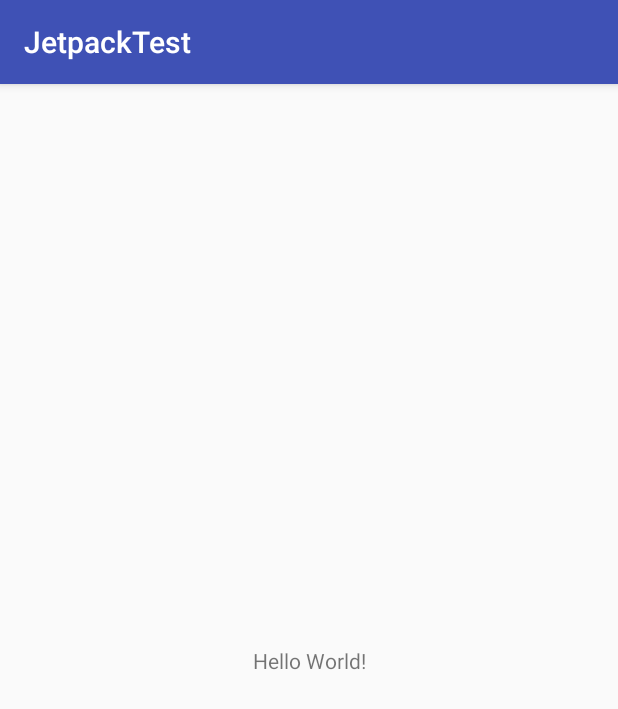
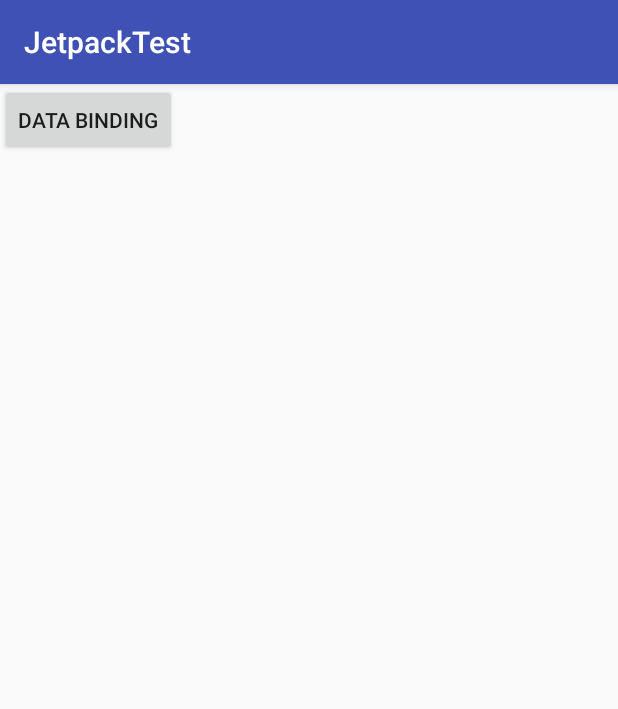
Before and after one commit to IamKing/JetpackTest, an Android app: the screen it shows after launch (MainActivity), on a phone screen of 412 x 824 dp. Shown: the top 709 px of the screen. Run offline under Robolectric (Android 15) with nearby library versions, the phone set to English and light mode, and no system bars.

Commit message:
IDE: AS 3.3 canary 3 & Data Binding

```diff
--- a/app/src/main/AndroidManifest.xml
+++ b/app/src/main/AndroidManifest.xml
@@ -9,14 +9,17 @@
         android:label="@string/app_name"
         android:roundIcon="@mipmap/ic_launcher_round"
         android:supportsRtl="true"
+        android:name=".App"
         android:theme="@style/AppTheme">
         <activity android:name=".MainActivity">
             <intent-filter>
+                <action android:name="android.intent.action.VIEW"/>
                 <action android:name="android.intent.action.MAIN" />
-
                 <category android:name="android.intent.category.LAUNCHER" />
             </intent-filter>
         </activity>
+
+        <activity android:name=".databinding.DataBindingActivity"/>
     </application>
 
 </manifest>
--- /dev/null
+++ b/app/src/main/java/com/curious/jetpacktest/App.kt
@@ -0,0 +1,12 @@
+package com.curious.jetpacktest
+
+import androidx.multidex.MultiDexApplication
+
+class App:MultiDexApplication(){
+
+
+    override fun onCreate() {
+        super.onCreate()
+
+    }
+}
--- /dev/null
+++ b/app/src/main/java/com/curious/jetpacktest/databinding/User.kt
@@ -0,0 +1,3 @@
+package com.curious.jetpacktest.databinding
+
+data class User(val firstname:String, val lastname:String, val age:Int)
--- a/app/src/main/res/layout/activity_main.xml
+++ b/app/src/main/res/layout/activity_main.xml
@@ -6,16 +6,14 @@
     android:layout_height="match_parent"
     tools:context=".MainActivity">
 
-
-
-    <TextView
+    <Button
+        android:id="@+id/data_bind_btn"
+        android:onClick="doOnClick"
+        android:text="Data Binding"
+        app:layout_constraintLeft_toLeftOf="parent"
+        app:layout_constraintTop_toTopOf="parent"
         android:layout_width="wrap_content"
-        android:layout_height="wrap_content"
-        android:text="Hello World!"
-        app:layout_constraintBottom_toBottomOf="parent"
-        app:layout_constraintLeft_toLeftOf="parent"
-        app:layout_constraintRight_toRightOf="parent"
-        app:layout_constraintTop_toTopOf="parent" />
+        android:layout_height="wrap_content" />
 
 
 
--- a/build.gradle
+++ b/build.gradle
@@ -7,9 +7,10 @@ buildscript {
         jcenter()
     }
     dependencies {
-        classpath 'com.android.tools.build:gradle:3.1.3'
+        classpath 'com.android.tools.build:gradle:3.3.0-alpha03'
         classpath "org.jetbrains.kotlin:kotlin-gradle-plugin:$kotlin_version"
-
+        //safe args
+        //classpath "android.arch.navigation:navigation-safe-args-gradle-plugin:1.0.0-alpha03"
         // NOTE: Do not place your application dependencies here; they belong
         // in the individual module build.gradle files
     }
--- a/gradle.properties
+++ b/gradle.properties
@@ -11,3 +11,8 @@ org.gradle.jvmargs=-Xmx1536m
 # This option should only be used with decoupled projects. More details, visit
 # http://www.gradle.org/docs/current/userguide/multi_project_builds.html#sec:decoupled_projects
 # org.gradle.parallel=true
+
+#new data binding compiler
+android.databinding.enableV2=true
+android.useAndroidX=true
+android.enableJetifier=true
```
Also changed, not shown: app/build.gradle (+25 -5 lines), app/src/main/java/com/curious/jetpacktest/MainActivity.kt (+11 -2 lines), app/src/main/java/com/curious/jetpacktest/databinding/DataBindingActivity.kt (added, +18 -0 lines), app/src/main/res/layout/activity_data_binding.xml (added, +27 -0 lines), gradle/wrapper/gradle-wrapper.properties, 1 other file.
